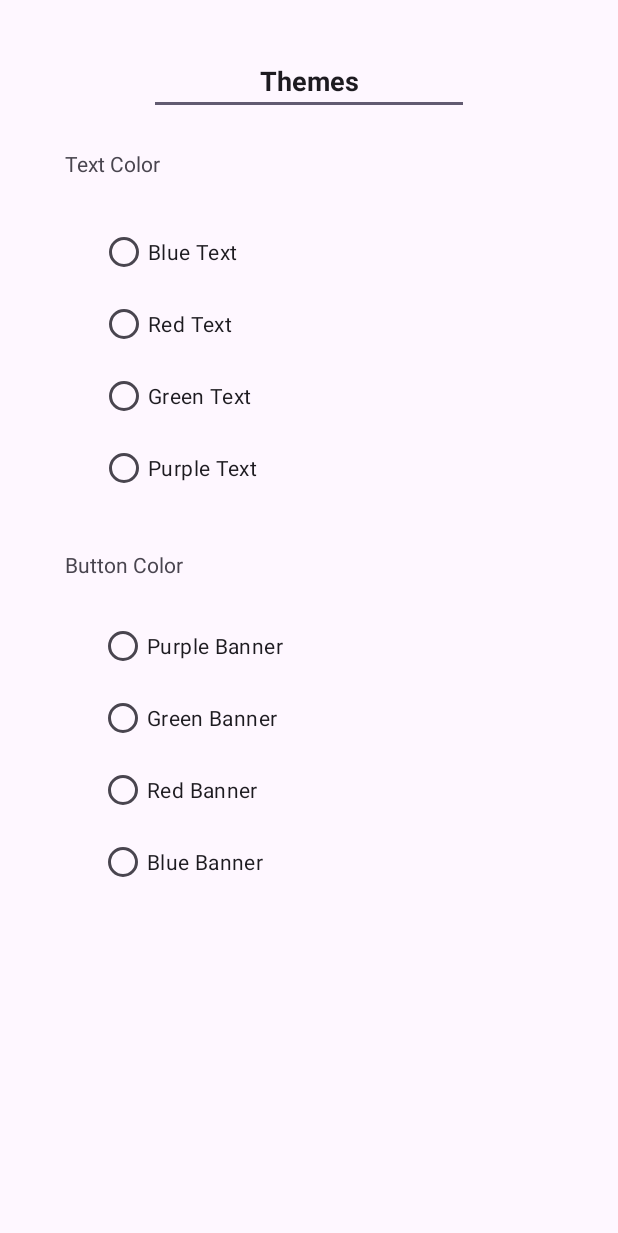
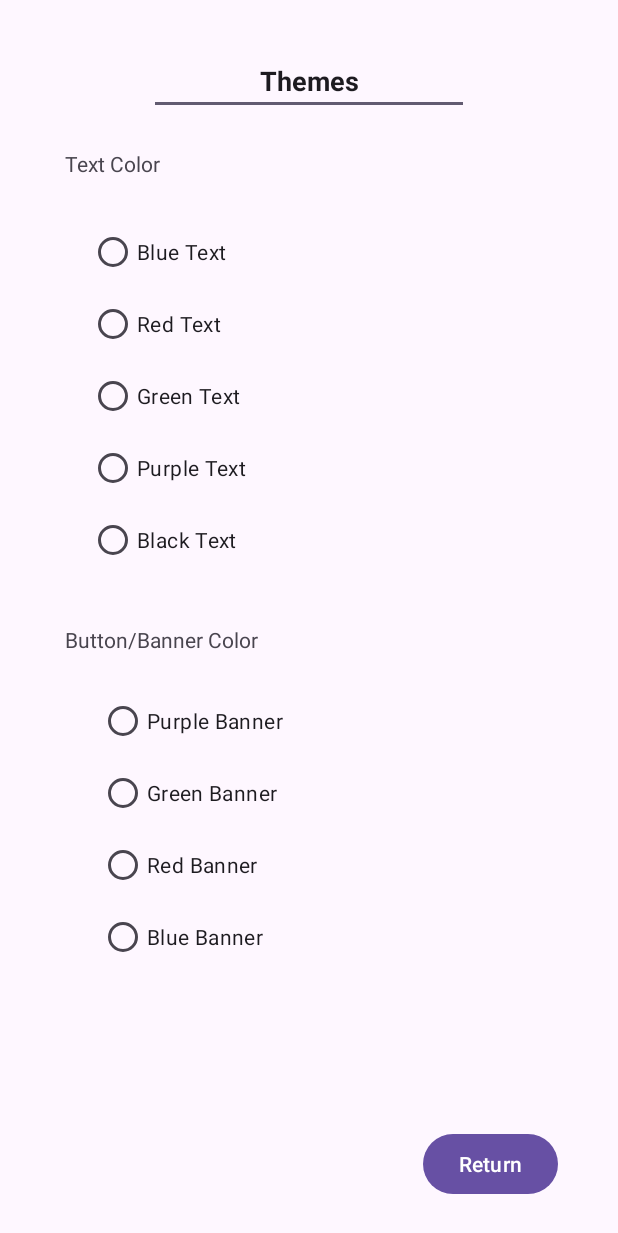
Before and after one commit to dombrowskikye/NewRecipeBook, an Android app: the layout change_themes.xml on its own in the app's theme, with its tools: preview values and no code run, on a phone screen of 412 x 824 dp. Shown: the top 1233 px of the screen. Run offline under Robolectric (Android 15) with nearby library versions, the phone set to English and light mode, and no system bars.

Commit message:
Added themes button to menu and created ChangeThemes Java file. Themes button now works to bring up activity.

```diff
--- a/app/src/main/java/com/example/recipebook20/MainActivity.java
+++ b/app/src/main/java/com/example/recipebook20/MainActivity.java
@@ -67,6 +67,10 @@ public class MainActivity extends AppCompatActivity implements RecipeAdapter.OnR
             addContactDialog.show(getSupportFragmentManager(), "");
         }
 
+        if (id == R.id.action_themes){
+            ChangeThemes changeThemes = new ChangeThemes();
+            changeThemes.show(getSupportFragmentManager(), "");
+        }
 
         return true;
     }
--- a/app/src/main/res/layout/change_themes.xml
+++ b/app/src/main/res/layout/change_themes.xml
@@ -23,8 +23,8 @@
 
     <RadioGroup
         android:id="@+id/textColor"
-        android:layout_width="279dp"
-        android:layout_height="195dp"
+        android:layout_width="293dp"
+        android:layout_height="245dp"
         android:layout_marginStart="67dp"
         android:layout_marginTop="67dp"
         android:layout_marginEnd="67dp"
@@ -55,6 +55,12 @@
             android:layout_width="match_parent"
             android:layout_height="wrap_content"
             android:text="@string/purpleText" />
+
+        <RadioButton
+            android:id="@+id/blackText"
+            android:layout_width="match_parent"
+            android:layout_height="wrap_content"
+            android:text="@string/blackText" />
     </RadioGroup>
 
     <RadioGroup
@@ -115,4 +121,14 @@
         app:layout_constraintStart_toStartOf="parent"
         app:layout_constraintTop_toBottomOf="@+id/textColor" />
 
+    <Button
+        android:id="@+id/returnButton"
+        android:layout_width="wrap_content"
+        android:layout_height="wrap_content"
+        android:layout_marginEnd="40dp"
+        android:layout_marginBottom="24dp"
+        android:text="@string/returnButton"
+        app:layout_constraintBottom_toBottomOf="parent"
+        app:layout_constraintEnd_toEndOf="parent" />
+
 </androidx.constraintlayout.widget.ConstraintLayout>
--- a/app/src/main/res/menu/menu_activity_main.xml
+++ b/app/src/main/res/menu/menu_activity_main.xml
@@ -19,4 +19,8 @@
         android:id="@+id/action_dinner"
         android:title="Dinner"
         app:showAsAction="never" />
+    <item
+        android:id="@+id/action_themes"
+        android:title="Themes"
+        app:showAsAction="never" />
 </menu>
--- a/app/src/main/res/values/strings.xml
+++ b/app/src/main/res/values/strings.xml
@@ -5,13 +5,16 @@
     <string name="redText">Red Text</string>
     <string name="greenText">Green Text</string>
     <string name="purpleText">Purple Text</string>
+    <string name="blackText">Black Text</string>
 
     <string name="purpleBanner">Purple Banner</string>
     <string name="greenBanner">Green Banner</string>
     <string name="redBanner">Red Banner</string>
     <string name="blueBanner">Blue Banner</string>
     <string name="textLabel">Text Color</string>
-    <string name="textBanner">Button Color</string>
+    <string name="textBanner">Button/Banner Color</string>
+
+    <string name="returnButton">Return</string>
 
     <string name="addRecipeTitle">Add Recipe</string>
     <string name="inputRecipeName">Enter Recipe Title</string>
```
